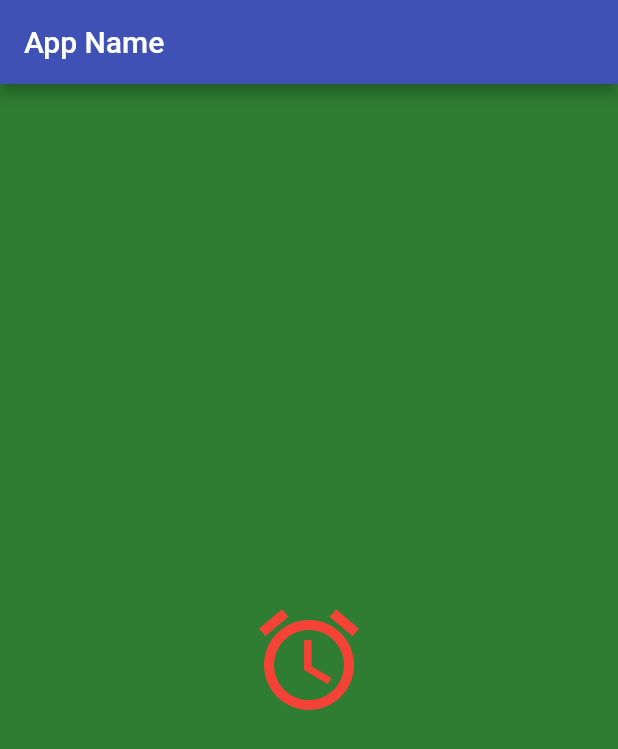
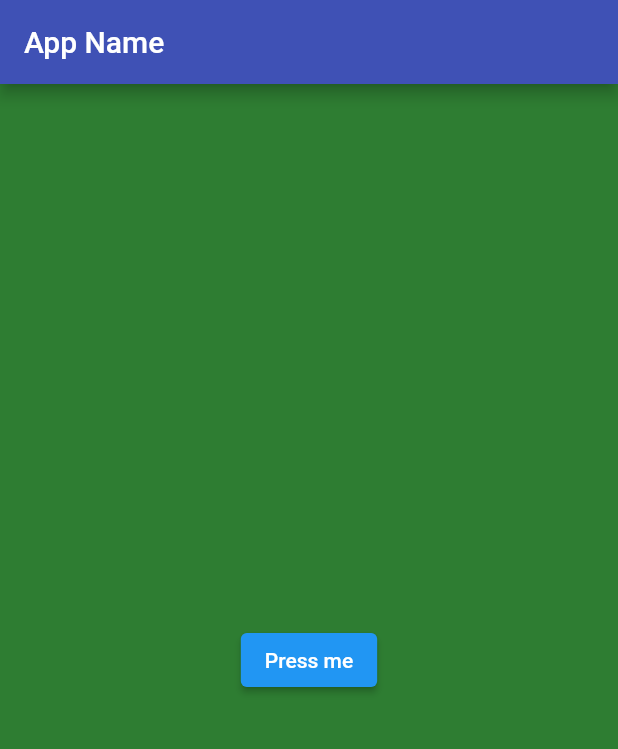
Before and after one commit to evangeldaping/Flutter-Course-for-Beginners, a Flutter app: the screen it shows after launch, on a phone screen of 412 x 824 dp. Shown: the top 749 px of the screen. Run offline on Flutter 3.47's test engine with Material 2 defaults, Android fonts, the light colour scheme and no system bars.

Commit message:
UI Basics - ElevatedButton widget

```diff
--- a/lib/main.dart
+++ b/lib/main.dart
@@ -16,7 +16,10 @@ class MyApp extends StatelessWidget {
         ),
         body: Container(
           child: Center(
-              child: Icon(Icons.access_alarm, color: Colors.red, size: 80)),
+              child: ElevatedButton(
+            child: Text("Press me"),
+            onPressed: () {},
+          )),
         ),
       ),
     );
```
